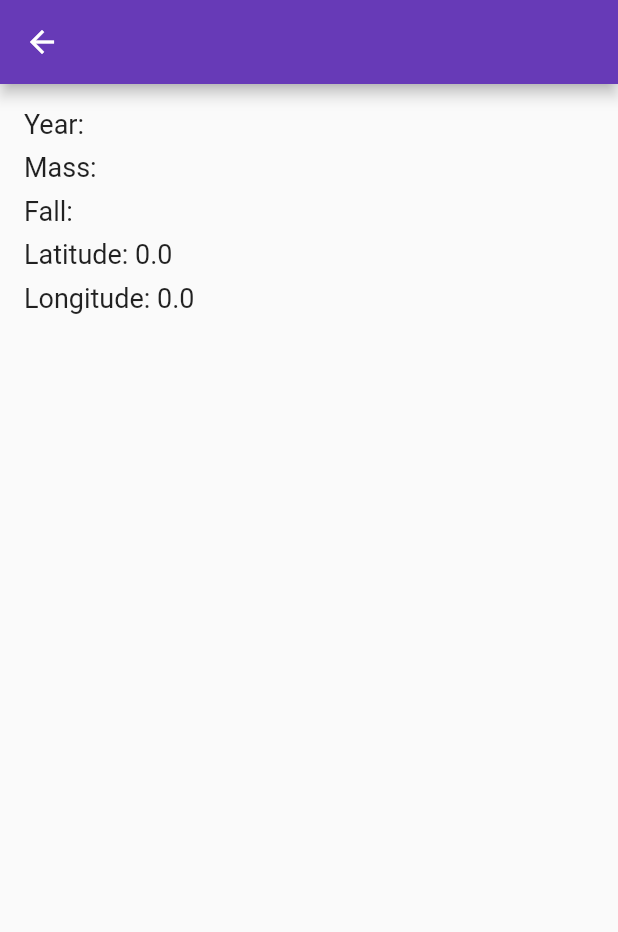
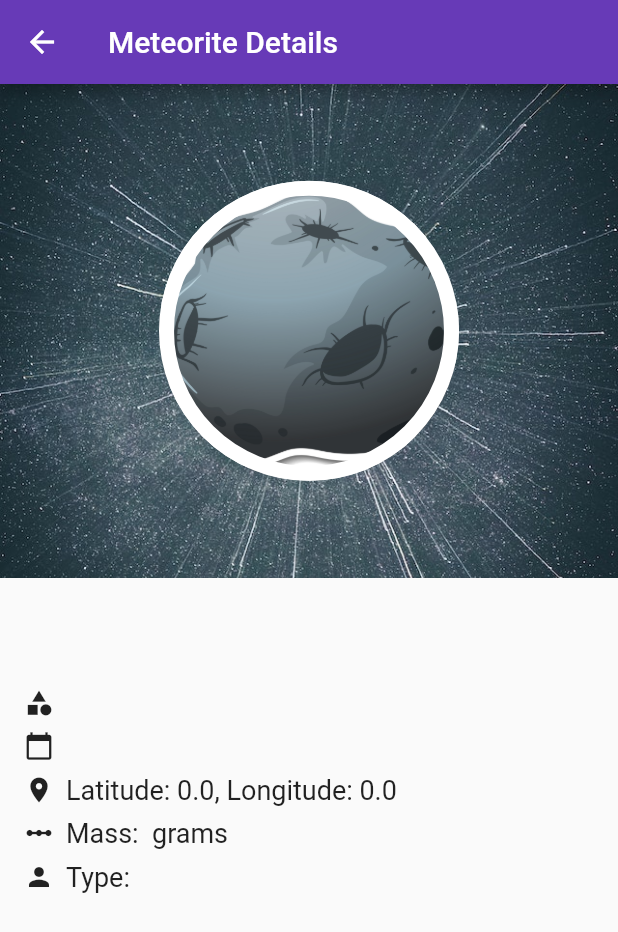
Before and after one commit to Charizard17/cosmic_rocks, a Flutter app: the MeteoriteDetailPage screen opened directly with empty values, on a phone screen of 412 x 824 dp. Shown: the top 932 px of the screen. Run offline on Flutter 3.47's test engine with Material 2 defaults, Android fonts, the phone set to English and light mode, and no system bars; our stand-ins replace bloc, equatable, flutter_bloc; network calls fail.

Commit message:
some errors fixed, assets added, meteorite detail page edited

```diff
--- a/lib/data/models/meteorite.dart
+++ b/lib/data/models/meteorite.dart
@@ -1,37 +1,41 @@
 class Meteorite {
   final String id;
-  final String name;
-  final String fall;
-  final String year;
-  final String mass;
-  final String type;
-  final String recclass;
-  final double latitude;
-  final double longitude;
+  final String? name;
+  final String? fall;
+  final String? year;
+  final String? mass;
+  final String? recclass;
+  final double? latitude;
+  final double? longitude;
+  final String? type;
 
   Meteorite({
     required this.id,
-    required this.name,
-    required this.fall,
-    required this.year,
-    required this.mass,
-    required this.type,
-    required this.recclass,
-    required this.latitude,
-    required this.longitude,
+    this.name,
+    this.fall,
+    this.year,
+    this.mass,
+    this.recclass,
+    this.latitude,
+    this.longitude,
+    this.type,
   });
 
   factory Meteorite.fromJson(Map<String, dynamic> json) {
     return Meteorite(
       id: json['id'] as String,
-      name: json['name'] as String,
-      fall: json['fall'] as String,
-      year: json['year'] as String,
-      mass: json['mass'] as String,
-      type: json['type'] as String,
-      recclass: json['recclass'] as String,
-      latitude: json['reclat'] as double,
-      longitude: json['reclong'] as double,
+      name: json['name'] != null ? json['name'] as String : null,
+      fall: json['fall'] != null ? json['fall'] as String : null,
+      year: json['year'] != null ? json['year'] as String : null,
+      mass: json['mass'] != null ? json['mass'] as String : null,
+      recclass: json['recclass'] != null ? json['recclass'] as String : null,
+      latitude: json['reclat'] != null
+          ? double.tryParse(json['reclat'] as String) ?? 0.0
+          : null,
+      longitude: json['reclong'] != null
+          ? double.tryParse(json['reclong'] as String) ?? 0.0
+          : null,
+      type: json['type'] != null ? json['type'] as String : null,
     );
   }
 }
--- a/lib/presentation/pages/home_page.dart
+++ b/lib/presentation/pages/home_page.dart
@@ -26,7 +26,6 @@ class HomePage extends StatelessWidget {
                 final meteorite = state.meteorites[index];
                 return MeteoriteListItem(
                   meteorite: meteorite,
-                  onTap: () {},
                 );
               },
             );
--- a/lib/presentation/pages/meteorite_detail_page.dart
+++ b/lib/presentation/pages/meteorite_detail_page.dart
@@ -1,50 +1,123 @@
+import 'package:cosmic_rocks/data/models/meteorite.dart';
 import 'package:flutter/material.dart';
-
-import 'package:cosmic_rocks/data/models/meteorite.dart';
 
 class MeteoriteDetailPage extends StatelessWidget {
   final Meteorite meteorite;
 
-  const MeteoriteDetailPage({super.key, required this.meteorite});
+  MeteoriteDetailPage({required this.meteorite});
 
   @override
   Widget build(BuildContext context) {
     return Scaffold(
       appBar: AppBar(
-        title: Text(meteorite.name),
+        title: Text('Meteorite Details'),
       ),
-      body: Padding(
-        padding: const EdgeInsets.all(16.0),
+      body: Column(
+        children: [
+          Expanded(
+            flex: 3,
+            child: Container(
+              decoration: BoxDecoration(
+                image: DecorationImage(
+                  image: AssetImage('assets/images/space.jpg'),
+                  fit: BoxFit.cover,
+                ),
+              ),
+              child: Center(
+                child: Container(
+                  width: 200,
+                  height: 200,
+                  decoration: BoxDecoration(
+                    shape: BoxShape.circle,
+                    border: Border.all(
+                      color: Colors.white,
+                      width: 10,
+                    ),
+                    image: DecorationImage(
+                      image: AssetImage('assets/images/meteorite.jpg'),
+                      fit: BoxFit.cover,
+                    ),
+                  ),
+                ),
+              ),
+            ),
+          ),
+          Expanded(
+            flex: 4,
+            child: Padding(
+              padding: EdgeInsets.all(16),
               child: Column(
                 crossAxisAlignment: CrossAxisAlignment.start,
                 children: [
+                  SizedBox(height: 16),
                   Text(
-              'Year: ${meteorite.year}',
-              style: const TextStyle(fontSize: 18.0),
+                    meteorite.name ?? "Unknown",
+                    style: TextStyle(
+                      fontSize: 28,
+                      fontWeight: FontWeight.bold,
                     ),
-            const SizedBox(height: 8.0),
+                  ),
+                  SizedBox(height: 8),
+                  Row(
+                    children: [
+                      Icon(Icons.category, size: 20),
+                      SizedBox(width: 8),
                       Text(
-              'Mass: ${meteorite.mass}',
-              style: const TextStyle(fontSize: 18.0),
+                        meteorite.recclass ?? "Unknown",
+                        style: TextStyle(fontSize: 18),
                       ),
-            const SizedBox(height: 8.0),
+                    ],
+                  ),
+                  SizedBox(height: 8),
+                  Row(
+                    children: [
+                      Icon(Icons.calendar_today, size: 20),
+                      SizedBox(width: 8),
                       Text(
-              'Fall: ${meteorite.fall}',
-              style: const TextStyle(fontSize: 18.0),
+                        meteorite.fall ?? "Unknown",
+                        style: TextStyle(fontSize: 18),
                       ),
-            const SizedBox(height: 8.0),
+                    ],
+                  ),
+                  SizedBox(height: 8),
+                  Row(
+                    children: [
+                      Icon(Icons.location_on, size: 20),
+                      SizedBox(width: 8),
                       Text(
-              'Latitude: ${meteorite.latitude}',
-              style: const TextStyle(fontSize: 18.0),
+                        'Latitude: ${meteorite.latitude}, Longitude: ${meteorite.longitude}',
+                        style: TextStyle(fontSize: 18),
                       ),
-            const SizedBox(height: 8.0),
+                    ],
+                  ),
+                  SizedBox(height: 8),
+                  Row(
+                    children: [
+                      Icon(Icons.linear_scale, size: 20),
+                      SizedBox(width: 8),
                       Text(
-              'Longitude: ${meteorite.longitude}',
-              style: const TextStyle(fontSize: 18.0),
+                        'Mass: ${meteorite.mass} grams',
+                        style: TextStyle(fontSize: 18),
+                      ),
+                    ],
+                  ),
+                  SizedBox(height: 8),
+                  Row(
+                    children: [
+                      Icon(Icons.person, size: 20),
+                      SizedBox(width: 8),
+                      Text(
+                        'Type: ${meteorite.type}',
+                        style: TextStyle(fontSize: 18),
+                      ),
+                    ],
                   ),
                 ],
               ),
             ),
+          ),
+        ],
+      ),
     );
   }
 }
--- a/pubspec.yaml
+++ b/pubspec.yaml
@@ -60,9 +60,9 @@ flutter:
   uses-material-design: true
 
   # To add assets to your application, add an assets section, like this:
-  # assets:
-  #   - images/a_dot_burr.jpeg
-  #   - images/a_dot_ham.jpeg
+  assets:
+    - assets/images/meteorite.jpg
+    - assets/images/space.jpg
 
   # An image asset can refer to one or more resolution-specific "variants", see
   # https://flutter.dev/assets-and-images/#resolution-aware
```
Also changed, not shown: lib/presentation/widgets/meteorite_list_item.dart (+20 -29 lines), assets/images/meteorite.jpg (added), assets/images/space.jpg (added), 1 other file. Lines whose indentation alone changed are shown as unchanged.
